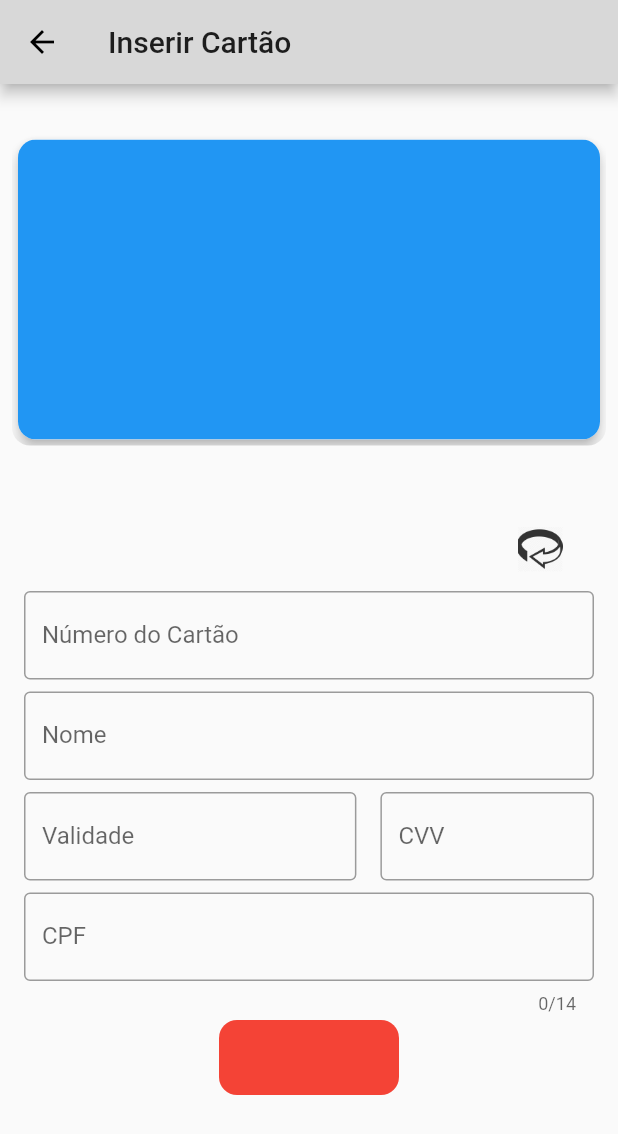
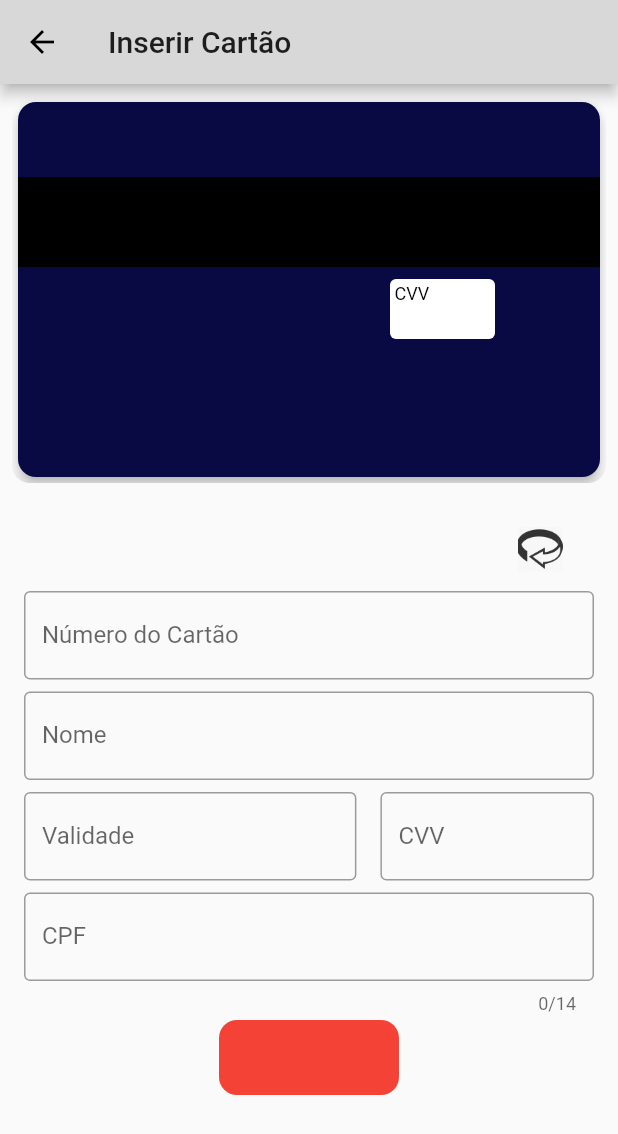
Before and after one commit to lismaroliveira1/bahia_delivery_cross_platform_app, a Flutter app: the InsertPaymentScreen screen opened directly, after a tap on "NOME", on a phone screen of 412 x 824 dp. Shown: the top 1134 px of the screen. Run offline on Flutter 3.47's test engine with Material 2 defaults, Android fonts, the phone set to English and light mode, and no system bars; drawn by our look-alikes of flip_card; our stand-ins replace brasil_fields, cloud_firestore, cloud_functions, curved_navigation_bar, dio, firebase_auth and 6 more; missing offline and left inert: bloc_pattern, cpfcnpj, credit_card_number_validator, credit_card_type_detector, flutter_facebook_login; accounts and stored records are empty; network calls fail.

Commit message:
Card Back

```diff
--- a/lib/models/cart_model.dart
+++ b/lib/models/cart_model.dart
@@ -1,3 +1,5 @@
+import 'dart:collection';
+
 import 'package:bahia_delivery/data/cart_product.dart';
 import 'package:bahia_delivery/data/credit_debit_card_data.dart';
 import 'package:bahia_delivery/models/user_model.dart';
@@ -148,6 +150,7 @@ class CartModel extends Model {
     }
     products.clear();
     couponCode = null;
+    try {
       final Map<String, dynamic> dataSale = {
         'merchantOrderId': referOrder.documentID,
         'amount': (totalPrice * 100).toInt(),
@@ -160,10 +163,24 @@ class CartModel extends Model {
       final HttpsCallable callable =
           functions.getHttpsCallable(functionName: 'authorizedCreditCard');
       final response = await callable.call(dataSale);
-    print(response.data);
-    //TODO implementar a função autorização, checagem e pagamento
+      final data = Map<String, dynamic>.from(response.data as LinkedHashMap);
+      if (data['success'] as bool) {
         isLoading = false;
         notifyListeners();
-    return referOrder.documentID;
+        return data['paymentId'] as String;
+      } else {
+        isLoading = false;
+        notifyListeners();
+        return Future.error(data['error']['message']);
+      }
+    } catch (e) {
+      debugPrint('$e');
+      isLoading = false;
+      notifyListeners();
+      return Future.error('Fala ao processa a transação. Tente Novamente');
+    }
+    //TODO implementar a função autorização, checagem e pagamento
+
+    //return referOrder.documentID;
   }
 }
--- a/lib/widgets/card_back.dart
+++ b/lib/widgets/card_back.dart
@@ -1,17 +1,75 @@
 import 'package:flutter/material.dart';
 
 class CardBack extends StatelessWidget {
-  @override
+  final GlobalKey<FormState> formKey = GlobalKey<FormState>();
+  final String cvv;
+  CardBack(this.cvv);
   Widget build(BuildContext context) {
-    return ClipRRect(
-      borderRadius: BorderRadius.circular(12),
-      child: Card(
-        elevation: 4,
-        shape: RoundedRectangleBorder(borderRadius: BorderRadius.circular(12)),
-        clipBehavior: Clip.antiAlias,
-        child: Container(
-          height: 200,
-          color: Colors.blue,
+    return Form(
+      key: formKey,
+      child: ClipRRect(
+        borderRadius: BorderRadius.circular(12),
+        child: Card(
+          color: Color(0xFF090943),
+          elevation: 4,
+          shape:
+              RoundedRectangleBorder(borderRadius: BorderRadius.circular(12)),
+          clipBehavior: Clip.antiAlias,
+          child: Container(
+            height: 250,
+            child: Column(
+              children: <Widget>[
+                SizedBox(
+                  height: 50,
+                ),
+                Container(
+                  color: Colors.black,
+                  height: 60,
+                ),
+                SizedBox(
+                  height: 8,
+                ),
+                Row(
+                  children: <Widget>[
+                    Spacer(),
+                    Container(
+                      decoration: BoxDecoration(
+                        borderRadius: BorderRadius.circular(4),
+                        color: Colors.white,
+                      ),
+                      height: 40,
+                      width: 70,
+                      child: Column(
+                        crossAxisAlignment: CrossAxisAlignment.start,
+                        children: [
+                          Padding(
+                            padding: const EdgeInsets.all(3.0),
+                            child: Text(
+                              "CVV",
+                              style:
+                                  TextStyle(color: Colors.black, fontSize: 12),
+                            ),
+                          ),
+                          Center(
+                            child: Text(
+                              cvv,
+                              style: TextStyle(
+                                  color: Colors.black,
+                                  fontSize: 18,
+                                  fontStyle: FontStyle.italic),
+                            ),
+                          ),
+                        ],
+                      ),
+                    ),
+                    SizedBox(
+                      width: 70,
+                    )
+                  ],
+                )
+              ],
+            ),
+          ),
         ),
       ),
     );
--- a/lib/widgets/cart_price.dart
+++ b/lib/widgets/cart_price.dart
@@ -79,8 +79,13 @@ class CartPrice extends StatelessWidget {
                         height: 60,
                         child: RaisedButton(
                           onPressed: () async {
-                            await model.finishOrder(
-                                userModel.currentCreditDebitCardData);
+                            try {
+                              String payId = await model.finishOrder(
+                                  userModel.currentCreditDebitCardData);
+                              print(payId);
+                            } catch (e) {
+                              print(e);
+                            }
                           },
                           child: Text("Finalizar Pedido"),
                           textColor: Colors.white,
--- a/lib/widgets/credit_card_section.dart
+++ b/lib/widgets/credit_card_section.dart
@@ -49,7 +49,7 @@ class _CreditCardSessionState extends State<CreditCardSession> {
                         cardCVV: cardCVV,
                         cpf: cpf,
                         asset: asset),
-                    back: CardBack(),
+                    back: CardBack(cardCVV),
                   ),
                 ),
                 SizedBox(
```
Lines whose indentation alone changed are shown as unchanged.
